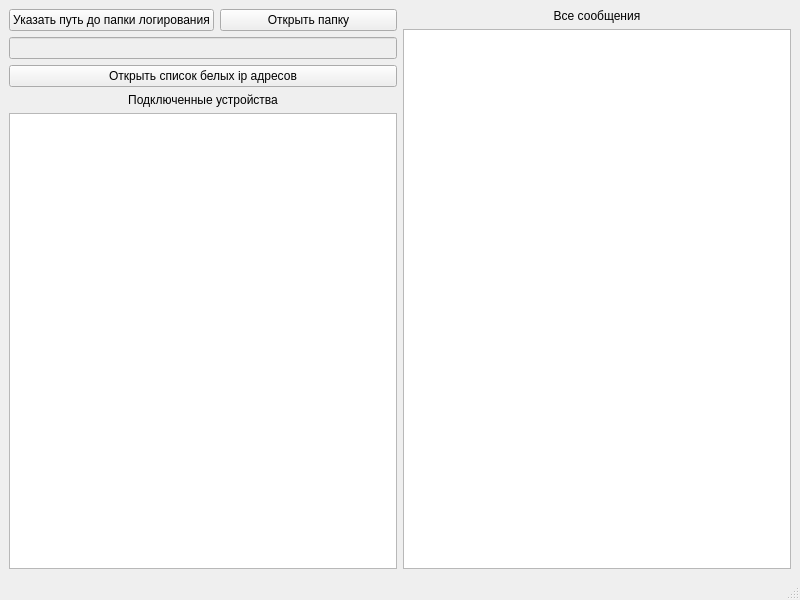
First picture: the form in server/mainwindow.ui, repository Ikriler/DataHandlerImitator, before the edit.
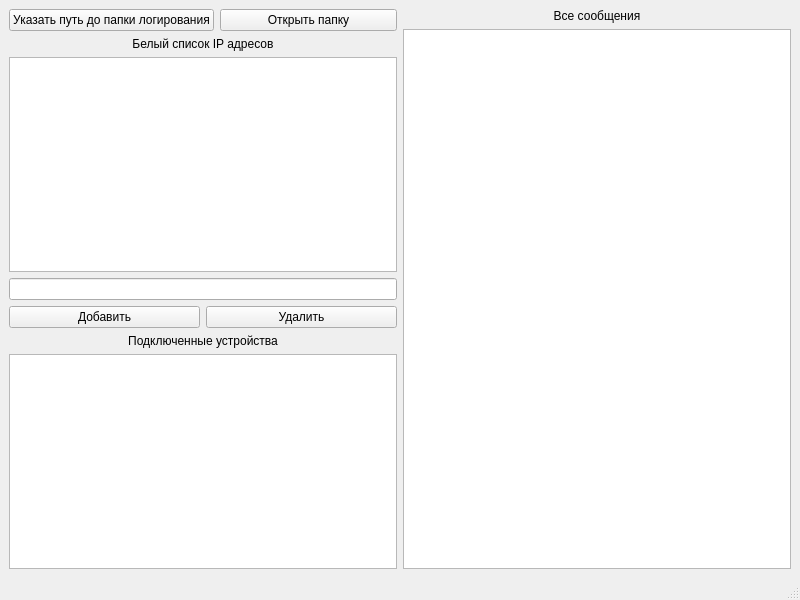
Second picture: the form after the edit.

Commit message: add widget for white list ip

```diff
--- a/server/mainwindow.ui
+++ b/server/mainwindow.ui
@@ -36,19 +36,39 @@
        </layout>
       </item>
       <item>
-       <widget class="QLineEdit" name="lineEdit">
-        <property name="enabled">
-         <bool>false</bool>
-        </property>
-       </widget>
-      </item>
-      <item>
-       <widget class="QPushButton" name="pushButton_2">
+       <widget class="QLabel" name="label_3">
         <property name="text">
-         <string>Открыть список белых ip адресов</string>
+         <string>Белый список IP адресов</string>
+        </property>
+        <property name="alignment">
+         <set>Qt::AlignCenter</set>
         </property>
        </widget>
       </item>
+      <item>
+       <widget class="QListWidget" name="listWidget"/>
+      </item>
+      <item>
+       <widget class="QLineEdit" name="lineEdit"/>
+      </item>
+      <item>
+       <layout class="QHBoxLayout" name="horizontalLayout_3">
+        <item>
+         <widget class="QPushButton" name="pushButton_4">
+          <property name="text">
+           <string>Добавить</string>
+          </property>
+         </widget>
+        </item>
+        <item>
+         <widget class="QPushButton" name="pushButton_5">
+          <property name="text">
+           <string>Удалить</string>
+          </property>
+         </widget>
+        </item>
+       </layout>
+      </item>
       <item>
        <widget class="QLabel" name="label">
         <property name="text">
```
Left out of the diff: 2 changed lines with no effect on the pictures. The commit also changes 11 other files.
